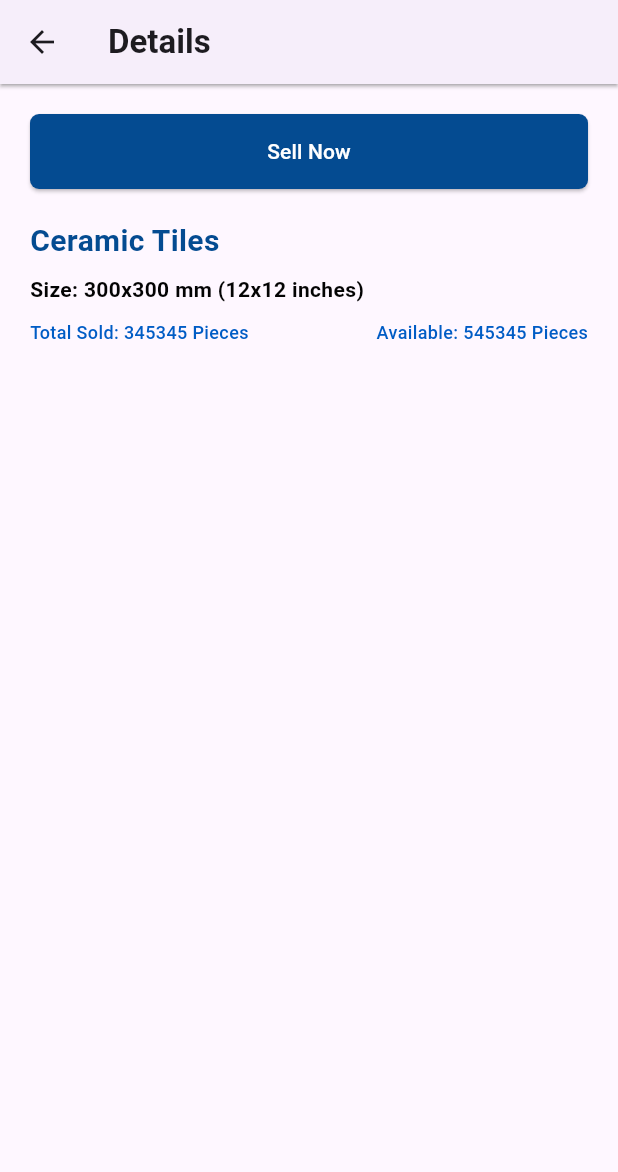
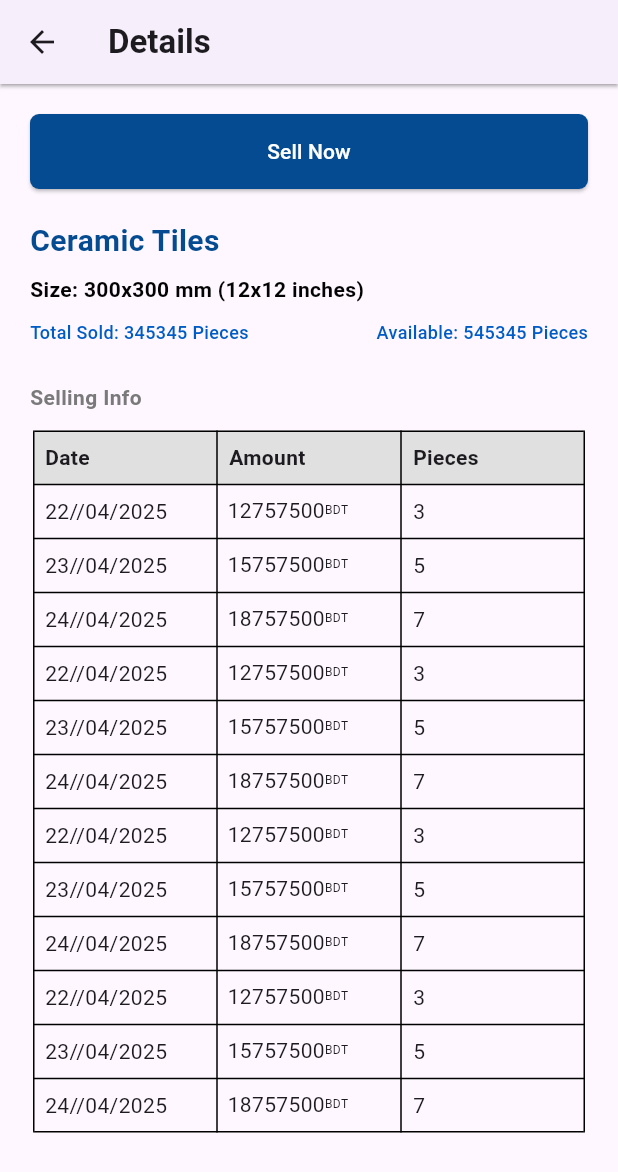
Before and after one commit to Aljoboyer/tiles_shop_management, a Flutter app: the ProductDetails screen opened by its route, on a phone screen of 412 x 824 dp. Shown: the top 1172 px of the screen. Run offline on Flutter 3.47's test engine with Material 3 defaults, Android fonts, the phone set to English and light mode, and no system bars; our stand-ins replace go_router.

Commit message:
details screen design done

```diff
--- a/lib/screens/maintanence/product_add_screen.dart
+++ b/lib/screens/maintanence/product_add_screen.dart
@@ -45,14 +45,11 @@ class _ProductAddScreenState extends State<ProductAddScreen> {
     print(_piecesError);
 
     setState(() {
-      // Validate product name
       if (_productNameController.text.isEmpty) {
         _nameError = "Product name is required";
       } else {
         _nameError = null;
       }
-
-      // Validate product pieces
       if (_productPieceController.text.isEmpty) {
         _piecesError = "Number of pieces is required";
       } else {
@@ -81,8 +78,6 @@ class _ProductAddScreenState extends State<ProductAddScreen> {
       SnackBar(
         content: Text("Product added successfully!"),
         showCloseIcon: true,
-        behavior: SnackBarBehavior.floating,
-        margin: EdgeInsets.only(bottom: 500, left: 20, right: 20),
         duration: Duration(seconds: 1),
       ),
       );
@@ -95,7 +90,6 @@ class _ProductAddScreenState extends State<ProductAddScreen> {
     _productPieceController.dispose();
     super.dispose();
   }
-
 
   @override
   Widget build(BuildContext context) {
--- a/lib/screens/maintanence/product_details.dart
+++ b/lib/screens/maintanence/product_details.dart
@@ -2,6 +2,7 @@ import 'package:flutter/material.dart';
 import 'package:go_router/go_router.dart';
 import 'package:tiles_shop_management/screens/tabs/bottomtab_screen.dart';
 import 'package:tiles_shop_management/widgets/button.dart';
+import 'package:tiles_shop_management/widgets/details_selling_table.dart';
 
 class ProductDetails extends StatefulWidget {
   const ProductDetails({super.key});
@@ -28,7 +29,8 @@ class _ProductDetailsState extends State<ProductDetails> {
           },
             ),
           ),
-      body: Padding(
+      body: SingleChildScrollView(
+        child: Padding(
           padding: const EdgeInsets.all(20),
           child: Column(
             children: [
@@ -60,8 +62,16 @@ class _ProductDetailsState extends State<ProductDetails> {
                 ],
               ),
 
+              SizedBox(height: 25,),
 
+               Align(
+                alignment: Alignment.centerLeft,
+                child: Text('Selling Info', style: TextStyle(fontSize: 14, fontWeight: FontWeight.w600, color: Color.fromARGB(255, 122, 122, 122)),),
+              ),
+              SizedBox(height: 10,),
+              SellingTable(),
             ],
+          ),
         ),
       ),
     );
--- /dev/null
+++ b/lib/widgets/details_selling_table.dart
@@ -0,0 +1,76 @@
+import 'package:flutter/material.dart';
+
+class SellingTable extends StatelessWidget {
+  final List<Map<String, dynamic>> tableData = [
+    {'date': '22//04/2025', 'amount': 12757500, 'pieces': 3},
+    {'date': '23//04/2025', 'amount': 15757500, 'pieces': 5},
+    {'date': '24//04/2025', 'amount': 18757500, 'pieces': 7},
+      {'date': '22//04/2025', 'amount': 12757500, 'pieces': 3},
+    {'date': '23//04/2025', 'amount': 15757500, 'pieces': 5},
+    {'date': '24//04/2025', 'amount': 18757500, 'pieces': 7},
+      {'date': '22//04/2025', 'amount': 12757500, 'pieces': 3},
+    {'date': '23//04/2025', 'amount': 15757500, 'pieces': 5},
+    {'date': '24//04/2025', 'amount': 18757500, 'pieces': 7},
+      {'date': '22//04/2025', 'amount': 12757500, 'pieces': 3},
+    {'date': '23//04/2025', 'amount': 15757500, 'pieces': 5},
+    {'date': '24//04/2025', 'amount': 18757500, 'pieces': 7},
+  ];
+
+  SellingTable({super.key}); // removed const
+
+  @override
+  Widget build(BuildContext context) {
+    return SizedBox(
+      child: Padding(
+        padding: const EdgeInsets.all(2),
+        child: Table(
+          border: TableBorder.all(),
+          columnWidths: const {
+            0: FlexColumnWidth(2),
+            1: FlexColumnWidth(2),
+            2: FlexColumnWidth(2),
+          },
+          children: [
+            TableRow(
+              decoration: BoxDecoration(color: Colors.grey[300]),
+              children: const [
+                Padding(
+                  padding: EdgeInsets.all(8.0),
+                  child: Text('Date', style: TextStyle(fontWeight: FontWeight.bold)),
+                ),
+                Padding(
+                  padding: EdgeInsets.all(8.0),
+                  child: Text('Amount', style: TextStyle(fontWeight: FontWeight.bold)),
+                ),
+                Padding(
+                  padding: EdgeInsets.all(8.0),
+                  child: Text('Pieces', style: TextStyle(fontWeight: FontWeight.bold)),
+                ),
+              ],
+            ),
+            for (var row in tableData)
+              TableRow(children: [
+                Padding(
+                  padding: const EdgeInsets.all(8.0),
+                  child: Text(row['date']),
+                ),
+                Padding(
+                  padding: const EdgeInsets.all(7.0),
+                  child: Row(
+                    children: [
+                      Text(row['amount'].toString()),
+                      Text('BDT',style: TextStyle(fontSize: 8),)
+                    ],
+                  ),
+                ),
+                Padding(
+                  padding: const EdgeInsets.all(8.0),
+                  child: Text(row['pieces'].toString()),
+                ),
+              ]),
+          ],
+        ),
+      ),
+    );
+  }
+}
```
Lines whose indentation alone changed are shown as unchanged.
